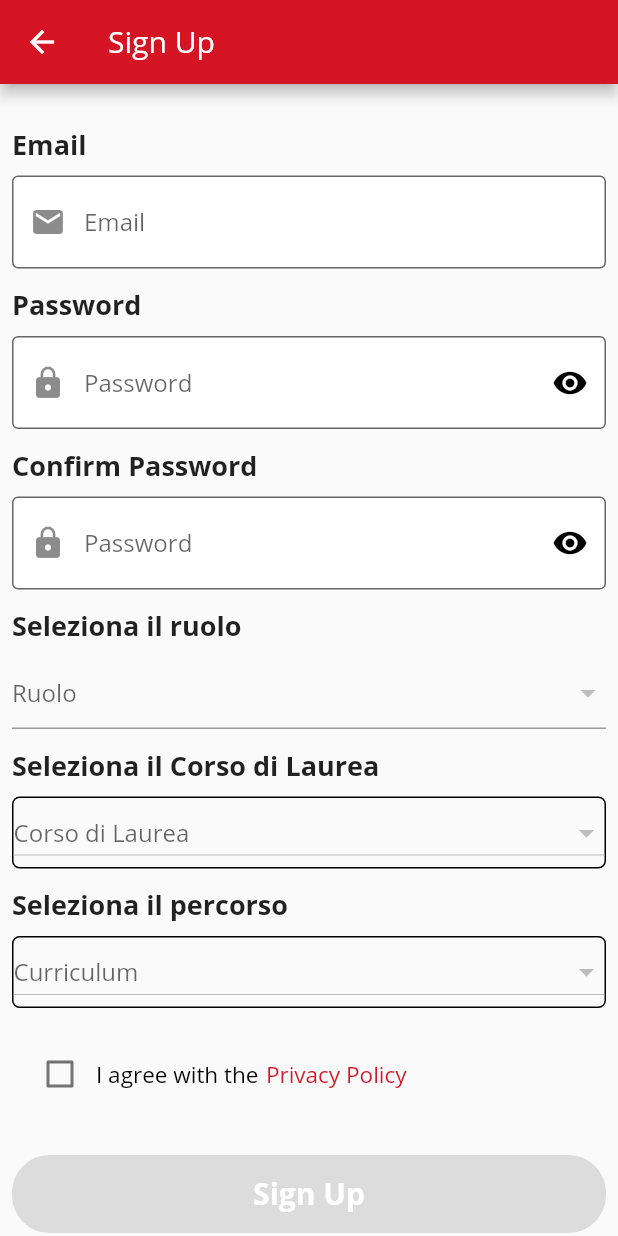
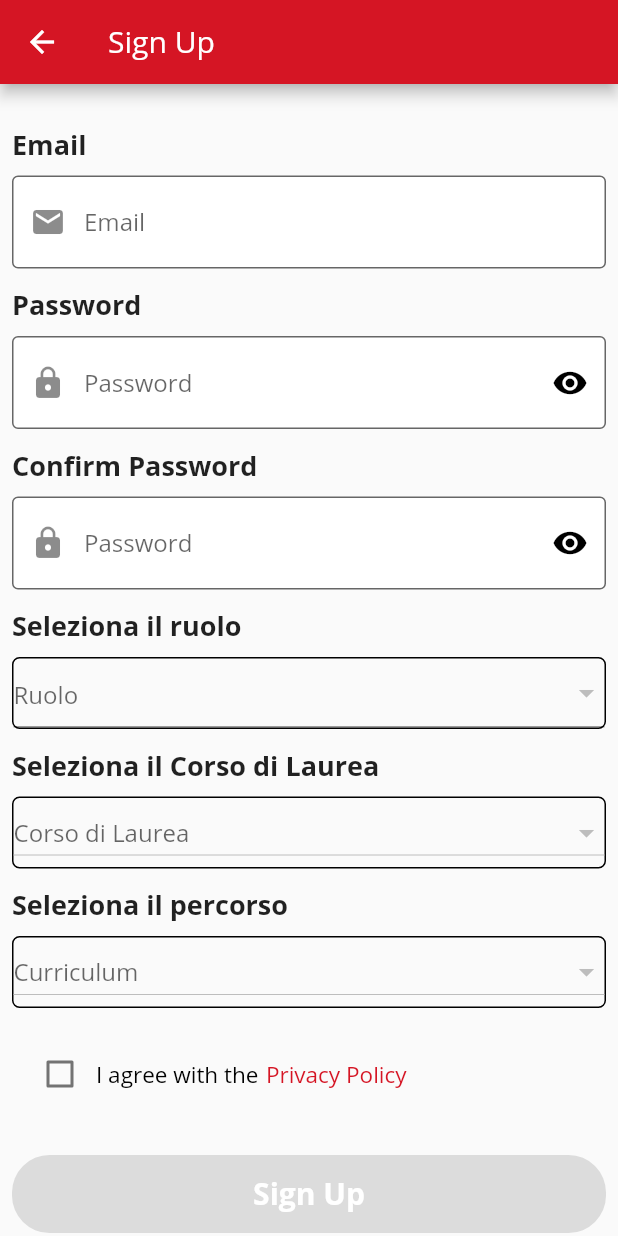
Before and after one commit to John-Hundred/Etutoring, a Flutter app: the Signup screen opened directly, on a phone screen of 412 x 824 dp. Run offline on Flutter 3.47's test engine with Material 2 defaults, Android fonts, the phone set to English and light mode, and no system bars; our stand-ins replace carousel_slider, email_validator, flutter_secure_storage, scrollable_positioned_list; missing offline and left inert: move_to_background; accounts and stored records are empty; network calls fail.

Commit message:
fix sign up

```diff
--- a/lib/screens/signup.dart
+++ b/lib/screens/signup.dart
@@ -469,13 +469,13 @@ class _SignupState extends State<Signup> {
                   ? Center(
                       child: Container(
                       height: 48,
-                      /*decoration: ShapeDecoration(
+                      decoration: ShapeDecoration(
                         shape: RoundedRectangleBorder(
                           side:
                               BorderSide(width: 1.0, style: BorderStyle.solid),
                           borderRadius: BorderRadius.all(Radius.circular(5.0)),
                         ),
-                      ),*/
+                      ),
                       // color: Colors.grey,
                       child: DropdownButtonFormField<String>(
                         elevation: 4,
```
